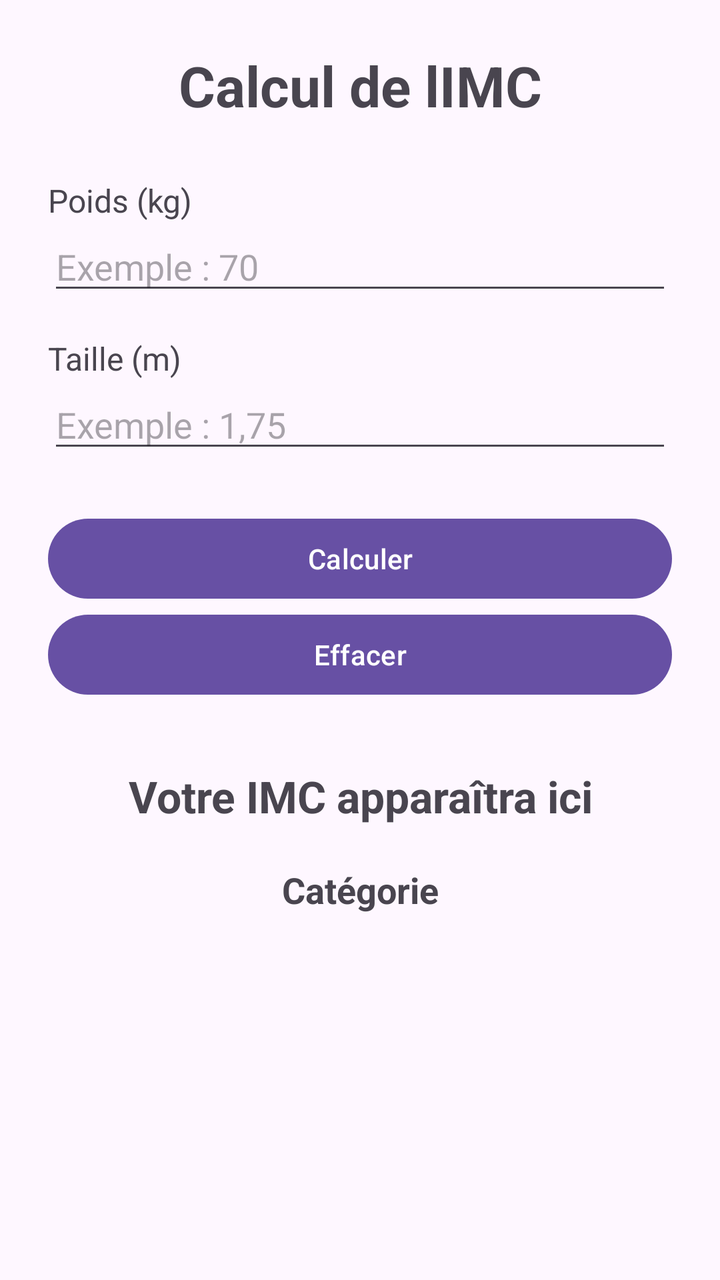
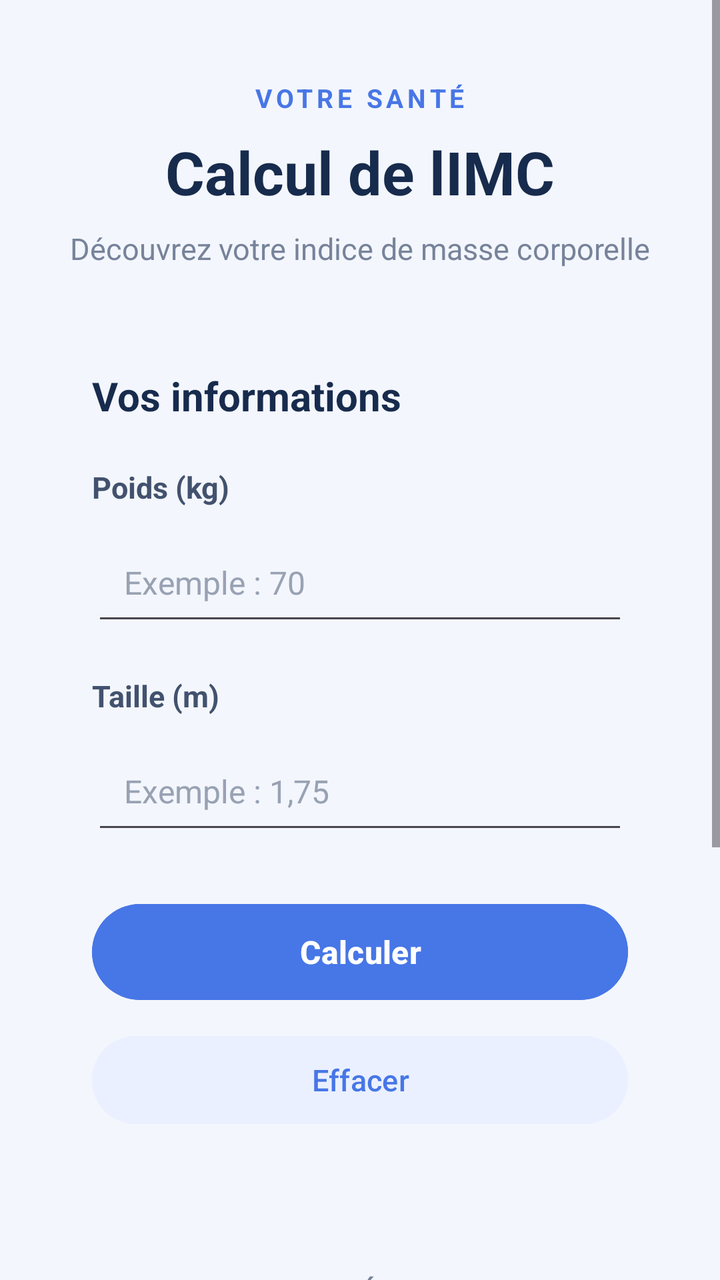

Screens rendered from an Android XML layout before and after an edit, with the pre-edit source and the edit as a unified diff.
<!-- AndroidManifest.xml: application theme Theme.CalculIMC -->
<!-- res/layout/activity_main.xml -->
<?xml version="1.0" encoding="utf-8"?>
<ScrollView xmlns:android="http://schemas.android.com/apk/res/android"
    android:layout_width="match_parent"
    android:layout_height="match_parent"
    android:fillViewport="true">

    <LinearLayout
        android:layout_width="match_parent"
        android:layout_height="wrap_content"
        android:orientation="vertical"
        android:padding="24dp"
        android:gravity="center_horizontal">

        <TextView
            android:id="@+id/textViewTitre"
            android:layout_width="match_parent"
            android:layout_height="wrap_content"
            android:text="@string/titre"
            android:textSize="28sp"
            android:textStyle="bold"
            android:gravity="center"
            android:layout_marginBottom="28dp" />

        <TextView
            android:layout_width="match_parent"
            android:layout_height="wrap_content"
            android:text="@string/label_poids"
            android:textSize="16sp" />

        <EditText
            android:id="@+id/editTextPoids"
            android:layout_width="match_parent"
            android:layout_height="wrap_content"
            android:hint="@string/hint_poids"
            android:inputType="numberDecimal"
            android:singleLine="true"
            android:importantForAutofill="no" />

        <TextView
            android:layout_width="match_parent"
            android:layout_height="wrap_content"
            android:text="@string/label_taille"
            android:textSize="16sp"
            android:layout_marginTop="16dp" />

        <EditText
            android:id="@+id/editTextTaille"
            android:layout_width="match_parent"
            android:layout_height="wrap_content"
            android:hint="@string/hint_taille"
            android:inputType="numberDecimal"
            android:singleLine="true"
            android:importantForAutofill="no" />

        <Button
            android:id="@+id/buttonCalculer"
            android:layout_width="match_parent"
            android:layout_height="wrap_content"
            android:text="@string/bouton_calculer"
            android:layout_marginTop="24dp" />

        <Button
            android:id="@+id/buttonEffacer"
            android:layout_width="match_parent"
            android:layout_height="wrap_content"
            android:text="@string/bouton_effacer" />

        <TextView
            android:id="@+id/textViewImc"
            android:layout_width="match_parent"
            android:layout_height="wrap_content"
            android:text="@string/resultat_initial"
            android:textSize="22sp"
            android:textStyle="bold"
            android:gravity="center"
            android:layout_marginTop="32dp" />

        <TextView
            android:id="@+id/textViewCategorie"
            android:layout_width="match_parent"
            android:layout_height="wrap_content"
            android:text="@string/categorie_initiale"
            android:textSize="18sp"
            android:textStyle="bold"
            android:gravity="center"
            android:padding="12dp"
            android:layout_marginTop="8dp" />

    </LinearLayout>
</ScrollView>
<!-- resources referenced by this layout -->
<resources>
  <string name="bouton_calculer">Calculer</string>
  <string name="bouton_effacer">Effacer</string>
  <string name="categorie_initiale">Catégorie</string>
  <string name="hint_poids">Exemple : 70</string>
  <string name="hint_taille">Exemple : 1,75</string>
  <string name="label_poids">Poids (kg)</string>
  <string name="label_taille">Taille (m)</string>
  <string name="resultat_initial">Votre IMC apparaîtra ici</string>
  <string name="titre">Calcul de lIMC</string>
  <style name="Theme.CalculIMC" parent="Base.Theme.CalculIMC" />
  <style name="Base.Theme.CalculIMC" parent="Theme.Material3.DayNight.NoActionBar">
          
          
      </style>
</resources>

<!-- the commit's change to res/layout/activity_main.xml (unified diff, before → after) -->
@@ -1,8 +1,11 @@
 <?xml version="1.0" encoding="utf-8"?>
-<ScrollView xmlns:android="http://schemas.android.com/apk/res/android"
+<ScrollView
+    xmlns:android="http://schemas.android.com/apk/res/android"
     android:layout_width="match_parent"
     android:layout_height="match_parent"
-    android:fillViewport="true">
+    android:background="#F3F6FC"
+    android:fillViewport="true"
+    android:clipToPadding="false">
 
     <LinearLayout
         android:layout_width="match_parent"
@@ -12,79 +15,187 @@
         android:gravity="center_horizontal">
 
         <TextView
+            android:layout_width="wrap_content"
+            android:layout_height="wrap_content"
+            android:text="VOTRE SANTÉ"
+            android:textColor="#4776E6"
+            android:textSize="13sp"
+            android:textStyle="bold"
+            android:letterSpacing="0.15"
+            android:layout_marginTop="16dp"/>
+
+        <TextView
             android:id="@+id/textViewTitre"
             android:layout_width="match_parent"
             android:layout_height="wrap_content"
             android:text="@string/titre"
-            android:textSize="28sp"
+            android:textColor="#172B4D"
+            android:textSize="30sp"
             android:textStyle="bold"
             android:gravity="center"
-            android:layout_marginBottom="28dp" />
-
-        <TextView
-            android:layout_width="match_parent"
-            android:layout_height="wrap_content"
-            android:text="@string/label_poids"
-            android:textSize="16sp" />
-
-        <EditText
-            android:id="@+id/editTextPoids"
-            android:layout_width="match_parent"
-            android:layout_height="wrap_content"
-            android:hint="@string/hint_poids"
-            android:inputType="numberDecimal"
-            android:singleLine="true"
-            android:importantForAutofill="no" />
-
-        <TextView
-            android:layout_width="match_parent"
-            android:layout_height="wrap_content"
-            android:text="@string/label_taille"
-            android:textSize="16sp"
-            android:layout_marginTop="16dp" />
-
-        <EditText
-            android:id="@+id/editTextTaille"
-            android:layout_width="match_parent"
-            android:layout_height="wrap_content"
-            android:hint="@string/hint_taille"
-            android:inputType="numberDecimal"
-            android:singleLine="true"
-            android:importantForAutofill="no" />
-
-        <Button
-            android:id="@+id/buttonCalculer"
-            android:layout_width="match_parent"
-            android:layout_height="wrap_content"
-            android:text="@string/bouton_calculer"
-            android:layout_marginTop="24dp" />
-
-        <Button
-            android:id="@+id/buttonEffacer"
-            android:layout_width="match_parent"
-            android:layout_height="wrap_content"
-            android:text="@string/bouton_effacer" />
-
-        <TextView
-            android:id="@+id/textViewImc"
-            android:layout_width="match_parent"
-            android:layout_height="wrap_content"
-            android:text="@string/resultat_initial"
-            android:textSize="22sp"
-            android:textStyle="bold"
-            android:gravity="center"
-            android:layout_marginTop="32dp" />
-
-        <TextView
-            android:id="@+id/textViewCategorie"
-            android:layout_width="match_parent"
-            android:layout_height="wrap_content"
-            android:text="@string/categorie_initiale"
-            android:textSize="18sp"
-            android:textStyle="bold"
-            android:gravity="center"
-            android:padding="12dp"
-            android:layout_marginTop="8dp" />
+            android:layout_marginTop="8dp"/>
+
+        <TextView
+            android:layout_width="match_parent"
+            android:layout_height="wrap_content"
+            android:text="Découvrez votre indice de masse corporelle"
+            android:textColor="#77839A"
+            android:textSize="15sp"
+            android:gravity="center"
+            android:layout_marginTop="8dp"
+            android:layout_marginBottom="28dp"/>
+
+        
+        <LinearLayout
+            android:layout_width="match_parent"
+            android:layout_height="wrap_content"
+            android:orientation="vertical"
+            android:padding="22dp"
+
+            android:elevation="4dp">
+
+            <TextView
+                android:layout_width="wrap_content"
+                android:layout_height="wrap_content"
+                android:text="Vos informations"
+                android:textColor="#172B4D"
+                android:textSize="20sp"
+                android:textStyle="bold"
+                android:layout_marginBottom="22dp"/>
+
+            
+            <TextView
+                android:layout_width="match_parent"
+                android:layout_height="wrap_content"
+                android:text="@string/label_poids"
+                android:textColor="#42526E"
+                android:textSize="15sp"
+                android:textStyle="bold"
+                android:layout_marginBottom="8dp"/>
+
+            <EditText
+                android:id="@+id/editTextPoids"
+                android:layout_width="match_parent"
+                android:layout_height="56dp"
+                android:paddingStart="16dp"
+                android:paddingEnd="16dp"
+                android:hint="@string/hint_poids"
+                android:textColor="#172B4D"
+                android:textColorHint="#98A2B3"
+                android:textSize="16sp"
+                android:inputType="numberDecimal"
+                android:singleLine="true"
+                android:importantForAutofill="no"/>
+
+
+            <TextView
+                android:layout_width="match_parent"
+                android:layout_height="wrap_content"
+                android:text="@string/label_taille"
+                android:textColor="#42526E"
+                android:textSize="15sp"
+                android:textStyle="bold"
+                android:layout_marginTop="20dp"
+                android:layout_marginBottom="8dp"/>
+
+            <EditText
+                android:id="@+id/editTextTaille"
+                android:layout_width="match_parent"
+                android:layout_height="56dp"
+                android:paddingStart="16dp"
+                android:paddingEnd="16dp"
+                android:hint="@string/hint_taille"
+                android:textColor="#172B4D"
+                android:textColorHint="#98A2B3"
+                android:textSize="16sp"
+                android:inputType="numberDecimal"
+                android:singleLine="true"
+                android:importantForAutofill="no"/>
+
+            <Button
+                android:id="@+id/buttonCalculer"
+                android:layout_width="match_parent"
+                android:layout_height="56dp"
+                android:text="@string/bouton_calculer"
+                android:textColor="#FFFFFF"
+                android:textSize="16sp"
+                android:textStyle="bold"
+                android:backgroundTint="#4776E6"
+                android:layout_marginTop="26dp"/>
+
+            <Button
+                android:id="@+id/buttonEffacer"
+                android:layout_width="match_parent"
+                android:layout_height="52dp"
+                android:text="@string/bouton_effacer"
+                android:textColor="#4776E6"
+                android:textSize="15sp"
+                android:backgroundTint="#EAF0FF"
+                android:layout_marginTop="10dp"/>
+
+        </LinearLayout>
+
+        <LinearLayout
+            android:layout_width="match_parent"
+            android:layout_height="wrap_content"
+            android:orientation="vertical"
+            android:gravity="center"
+            android:padding="24dp"
+            android:layout_marginTop="24dp"
+            android:elevation="3dp">
+
+            <TextView
+                android:layout_width="wrap_content"
+                android:layout_height="wrap_content"
+                android:text="VOTRE RÉSULTAT"
+                android:textColor="#77839A"
+                android:textSize="13sp"
+                android:textStyle="bold"
+                android:letterSpacing="0.12"/>
+
+            <TextView
+                android:id="@+id/textViewImc"
+                android:layout_width="match_parent"
+                android:layout_height="wrap_content"
+                android:text="@string/resultat_initial"
+                android:textColor="#4776E6"
+                android:textSize="38sp"
+                android:textStyle="bold"
+                android:gravity="center"
+                android:layout_marginTop="14dp"/>
+
+            <View
+                android:layout_width="56dp"
+                android:layout_height="4dp"
+                android:background="#4776E6"
+                android:layout_marginTop="14dp"/>
+
+            <TextView
+                android:id="@+id/textViewCategorie"
+                android:layout_width="match_parent"
+                android:layout_height="wrap_content"
+                android:text="@string/categorie_initiale"
+                android:textColor="#23865B"
+                android:textSize="17sp"
+                android:textStyle="bold"
+                android:gravity="center"
+                android:padding="14dp"
+                android:layout_marginTop="14dp"
+                />
+
+        </LinearLayout>
+
+        <TextView
+            android:layout_width="match_parent"
+            android:layout_height="wrap_content"
+            android:text="LIMC est un indicateur général et ne remplace pas un avis médical."
+            android:textColor="#77839A"
+            android:textSize="12sp"
+            android:gravity="center"
+            android:lineSpacingExtra="3dp"
+            android:layout_marginTop="20dp"
+            android:layout_marginBottom="20dp"/>
 
     </LinearLayout>
+
 </ScrollView>
